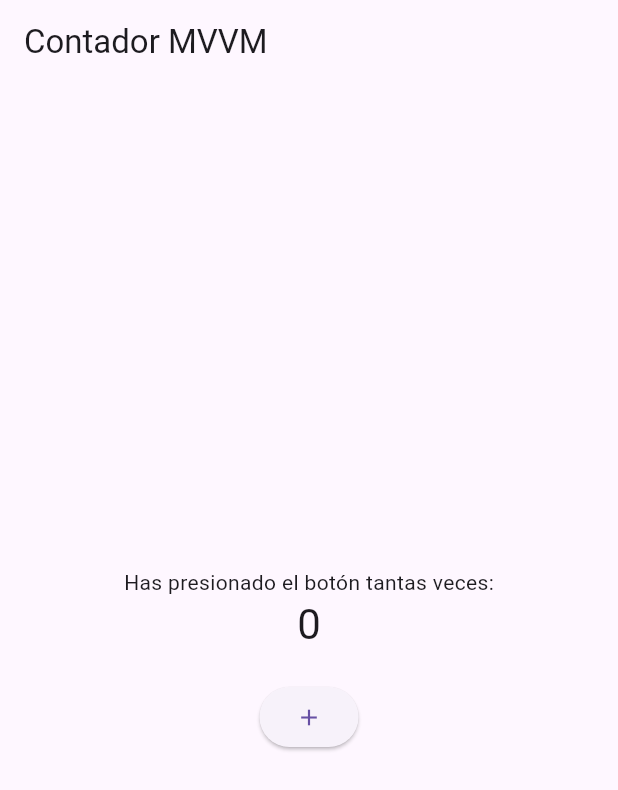
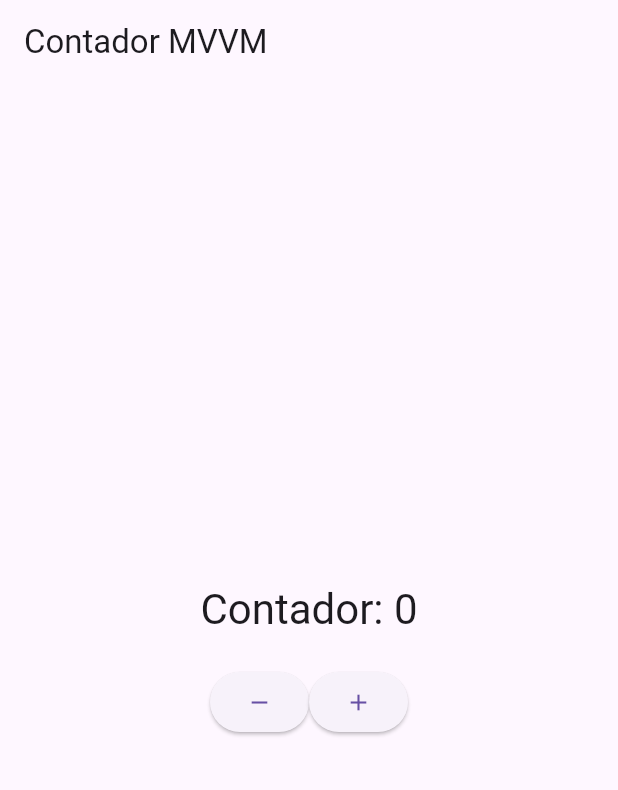
Before and after one commit to yo-ver/contador, a Flutter app: the screen it shows after launch, on a phone screen of 412 x 824 dp. Shown: the top 790 px of the screen. Run offline on Flutter 3.47's test engine with Material 3 defaults, Android fonts, the phone set to English and light mode, and no system bars.

Commit message:
modificamos la vista y el modelo

```diff
--- a/lib/viewmodels/counter_viewmodel.dart
+++ b/lib/viewmodels/counter_viewmodel.dart
@@ -8,16 +8,18 @@ class CounterViewModel extends ChangeNotifier {
   final CounterModel model = CounterModel(0);
 
   // 2. Exponer los datos a la Vista
-  int get count => model.count;
+  int get counter => model.count;
 
   // 3. Proveer las funciones de lógica
   void increment() {
-    model.count++;
+    //model.count++;
+    model.incrementar();
     notifyListeners(); // Notifica a la Vista que hubo un cambio
   }
 
   void decrement() {
-    model.count--;
+    //model.count--;
+    model.decrementar();
     notifyListeners(); // Notifica a la Vista que hubo un cambio
   }
 }
--- a/lib/views/counter_view.dart
+++ b/lib/views/counter_view.dart
@@ -1,12 +1,9 @@
 // Archivo: lib/views/counter_view.dart
-
 import 'package:contador/viewmodels/counter_viewmodel.dart';
 import 'package:flutter/material.dart';
 import 'package:provider/provider.dart';
-
 class CounterView extends StatelessWidget {
   const CounterView({super.key});
-
   @override
   Widget build(BuildContext context) {
     final counterViewModel = Provider.of<CounterViewModel>(context);
@@ -16,17 +13,27 @@ class CounterView extends StatelessWidget {
         child: Column(
           mainAxisAlignment: MainAxisAlignment.center,
           children: <Widget>[
-            const Text('Has presionado el botón tantas veces:'),
             Text(
-              '${counterViewModel.count}', // Por ahora, es un número fijo
+              'Contador: ${counterViewModel.counter}',
               style: Theme.of(context).textTheme.headlineMedium,
             ),
             const SizedBox(height: 20), // Un poco de espacio
-            ElevatedButton(
-              onPressed: () {
-                counterViewModel.increment();
-              },
-              child: const Icon(Icons.add),
+            Row(
+              mainAxisAlignment: MainAxisAlignment.center,
+              children: [
+                ElevatedButton(
+                  onPressed: () {
+                    counterViewModel.decrement();
+                  },
+                  child: const Icon(Icons.remove),
+                ),
+                ElevatedButton(
+                  onPressed: () {
+                    counterViewModel.increment();
+                  },
+                  child: const Icon(Icons.add),
+                ),
+              ],
             ),
           ],
         ),
```
Also changed, not shown: lib/models/counter_model.dart (+8 -0 lines), nota.txt (added, +10 -0 lines).
